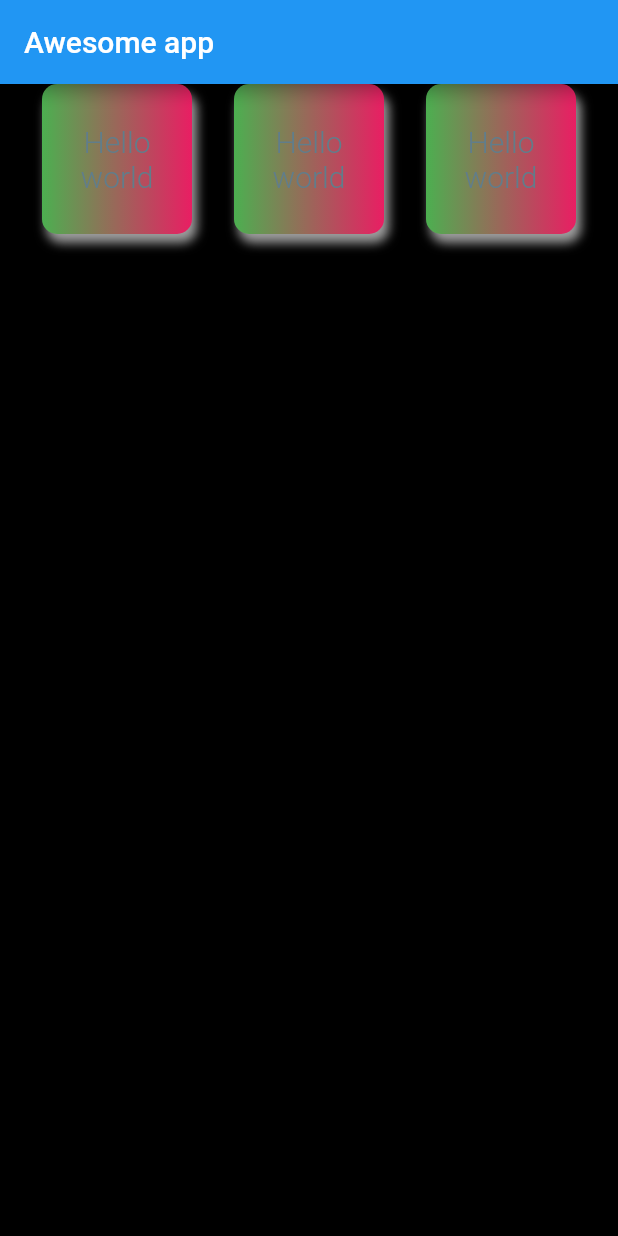
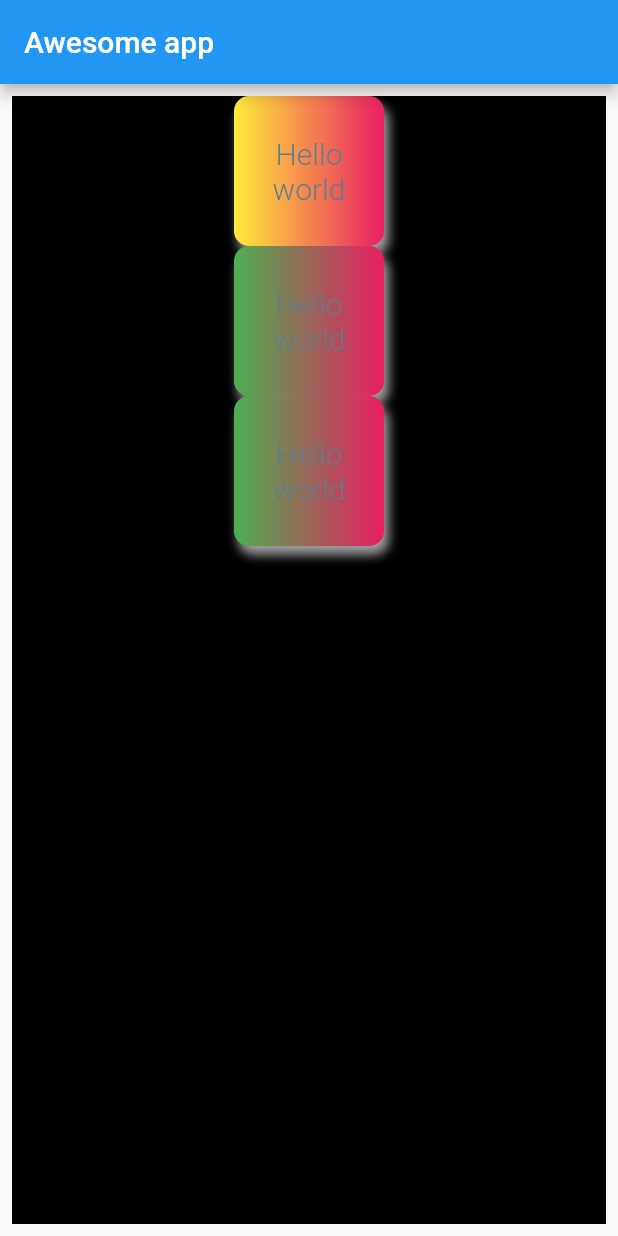
Before and after one commit to sarabpreet992/flutter-project, a Flutter app: the screen it shows after launch, on a phone screen of 412 x 824 dp. Run offline on Flutter 3.47's test engine with Material 2 defaults, Android fonts, the phone set to English and light mode, and no system bars.

Commit message:
chapter 2 completed

```diff
--- a/lib/main.dart
+++ b/lib/main.dart
@@ -14,13 +14,17 @@ class Homepage extends StatelessWidget {
       appBar: AppBar(
         title: Text("Awesome app"),
       ),
-      body: Container(
+      body: Padding(
+        padding: const EdgeInsets.all(8.0),
+        child: Align(
+          alignment: Alignment.centerLeft,
+          child: Container(
             color: Colors.black,
             width: MediaQuery.of(context).size.width,
             height: MediaQuery.of(context).size.height,
-        child: Row(
-          mainAxisAlignment: MainAxisAlignment.spaceEvenly,
-          crossAxisAlignment: CrossAxisAlignment.start,
+            child: Column(
+              mainAxisAlignment: MainAxisAlignment.start,
+              crossAxisAlignment: CrossAxisAlignment.center,
               children: <Widget>[
                 Container(
                     width: 100,
@@ -30,7 +34,7 @@ class Homepage extends StatelessWidget {
                     decoration: BoxDecoration(
                         color: Colors.black,
                         gradient: LinearGradient(
-                      colors: [Colors.green, Colors.pink],
+                          colors: [Colors.yellow, Colors.pink],
                         ),
                         borderRadius: BorderRadius.circular(10),
                         boxShadow: [
@@ -104,6 +108,8 @@ class Homepage extends StatelessWidget {
               ],
             ),
           ),
+        ),
+      ),
     );
   }
 }
```
Lines whose indentation alone changed are shown as unchanged.
